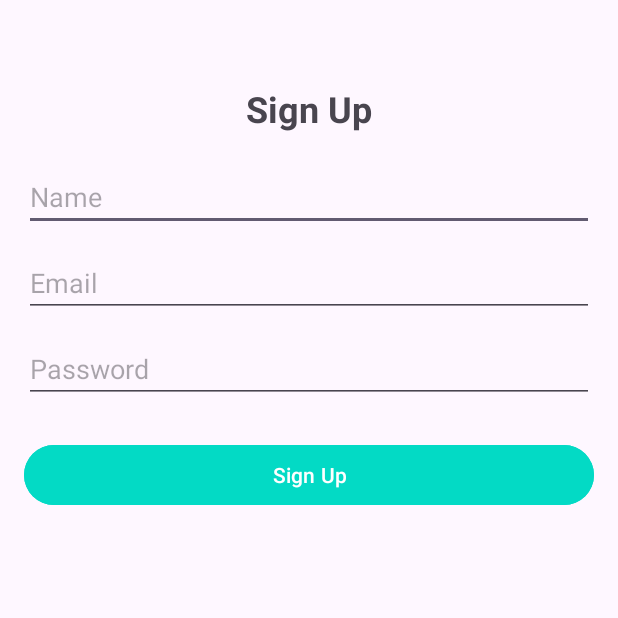
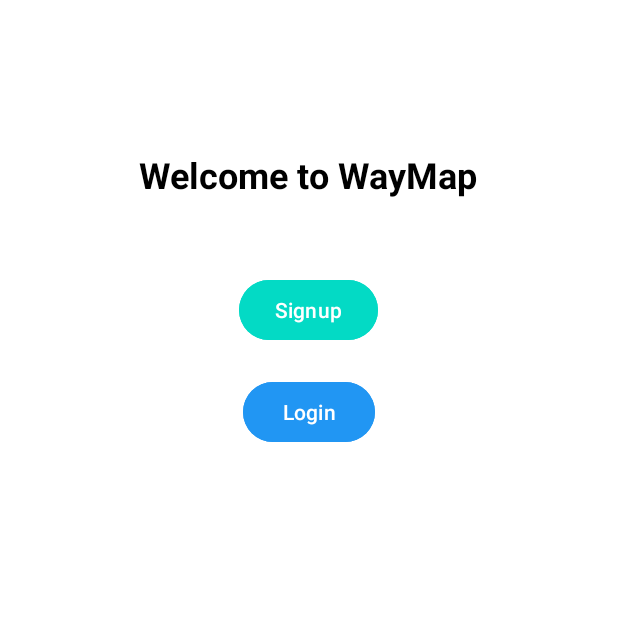
Before and after one commit to hirushaaaaaa/WayMap, an Android app: the screen it shows after launch (SignupActivity before the commit, WelcomeActivity after it), on a phone screen of 412 x 824 dp, the top half of it. Run offline under Robolectric (Android 15) with nearby library versions, the phone set to English and light mode, and no system bars.

Commit message:
Welcome page

```diff
--- a/app/src/main/AndroidManifest.xml
+++ b/app/src/main/AndroidManifest.xml
@@ -13,8 +13,9 @@
         android:theme="@style/Theme.WayMap"
         tools:targetApi="31">
 
-        <!-- Set SignupActivity as the launcher activity -->
-        <activity android:name=".SignupActivity"
+        <!-- WelcomeActivity is the launcher activity -->
+        <activity
+            android:name=".WelcomeActivity"
             android:exported="true">
             <intent-filter>
                 <action android:name="android.intent.action.MAIN" />
@@ -22,13 +23,15 @@
             </intent-filter>
         </activity>
 
-        <!-- MainActivity, but it should not be a launcher activity -->
+        <!-- SignupActivity -->
+        <activity
+            android:name=".SignupActivity"
+            android:exported="true" />
+
+        <!-- MainActivity -->
         <activity
             android:name=".MainActivity"
-            android:exported="true">
-            <!-- No intent-filter here -->
-        </activity>
-
+            android:exported="true" />
     </application>
 
 </manifest>
--- /dev/null
+++ b/app/src/main/java/com/example/waymap/WelcomeActivity.java
@@ -0,0 +1,42 @@
+package com.example.waymap;
+
+import android.content.Intent;
+import android.os.Bundle;
+import android.view.View;
+import android.widget.Button;
+
+import androidx.appcompat.app.AppCompatActivity;
+
+public class WelcomeActivity extends AppCompatActivity {
+
+    @Override
+    protected void onCreate(Bundle savedInstanceState) {
+        super.onCreate(savedInstanceState);
+        setContentView(R.layout.activity_welcome);
+
+        // Find the buttons by their IDs
+        Button btnSignup = findViewById(R.id.btnSignup);
+        Button btnLogin = findViewById(R.id.btnLogin);
+
+        // Set onClickListener for Signup button
+        btnSignup.setOnClickListener(new View.OnClickListener() {
+            @Override
+            public void onClick(View v) {
+                // Navigate to SignupActivity
+                Intent intent = new Intent(WelcomeActivity.this, SignupActivity.class);
+                startActivity(intent);
+            }
+        });
+
+        // Set onClickListener for Login button (optional functionality)
+        btnLogin.setOnClickListener(new View.OnClickListener() {
+            @Override
+            public void onClick(View v) {
+                // Navigate to LoginActivity (you can create a Login page later)
+                // Example:
+                // Intent intent = new Intent(WelcomeActivity.this, LoginActivity.class);
+                // startActivity(intent);
+            }
+        });
+    }
+}
--- /dev/null
+++ b/app/src/main/res/layout/activity_welcome.xml
@@ -0,0 +1,39 @@
+<?xml version="1.0" encoding="utf-8"?>
+<RelativeLayout xmlns:android="http://schemas.android.com/apk/res/android"
+    android:layout_width="match_parent"
+    android:layout_height="match_parent"
+    android:background="@color/white">
+
+    <TextView
+        android:id="@+id/welcomeText"
+        android:layout_width="wrap_content"
+        android:layout_height="wrap_content"
+        android:text="Welcome to WayMap"
+        android:textSize="24sp"
+        android:textStyle="bold"
+        android:textColor="@color/black"
+        android:layout_centerHorizontal="true"
+        android:layout_marginTop="100dp" />
+
+    <Button
+        android:id="@+id/btnSignup"
+        android:layout_width="wrap_content"
+        android:layout_height="wrap_content"
+        android:text="Signup"
+        android:layout_below="@id/welcomeText"
+        android:layout_marginTop="50dp"
+        android:layout_centerHorizontal="true"
+        android:backgroundTint="@color/teal_200"
+        android:textColor="@android:color/white" />
+
+    <Button
+        android:id="@+id/btnLogin"
+        android:layout_width="wrap_content"
+        android:layout_height="wrap_content"
+        android:text="Login"
+        android:layout_below="@id/btnSignup"
+        android:layout_marginTop="20dp"
+        android:layout_centerHorizontal="true"
+        android:backgroundTint="@color/blue"
+        android:textColor="@android:color/white" />
+</RelativeLayout>
--- a/app/src/main/res/values/colors.xml
+++ b/app/src/main/res/values/colors.xml
@@ -3,4 +3,5 @@
     <color name="black">#FF000000</color>
     <color name="white">#FFFFFFFF</color>
     <color name="teal_200">#03DAC5</color>
+    <color name="blue">#2196F3</color>
 </resources>
```
